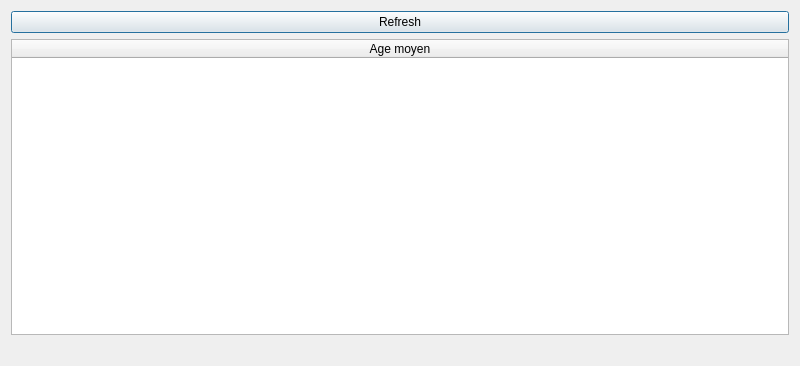
Old version of the form gui/fct_part2_1.ui in the repository FDaCostaB/Jo-BD.
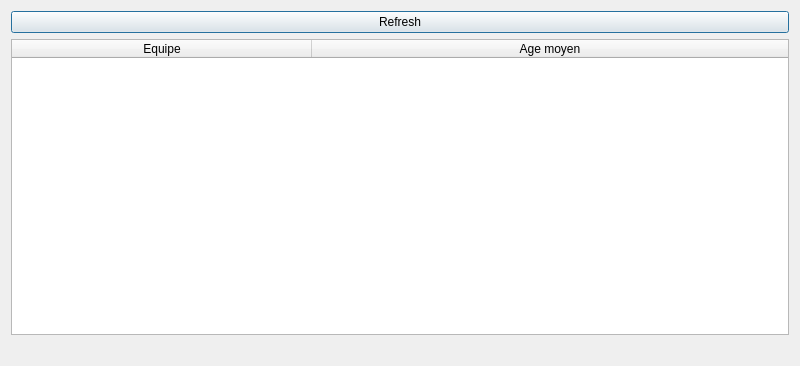
New version of the form. Icons and pictures are not drawn.

Commit message: Part 2 TP JEUDI

What changed in the file:
```diff
--- a/gui/fct_part2_1.ui
+++ b/gui/fct_part2_1.ui
@@ -41,7 +41,7 @@
       <number>50</number>
      </attribute>
      <attribute name="horizontalHeaderDefaultSectionSize">
-      <number>70</number>
+      <number>300</number>
      </attribute>
      <attribute name="horizontalHeaderStretchLastSection">
       <bool>true</bool>
@@ -49,6 +49,11 @@
      <attribute name="verticalHeaderVisible">
       <bool>false</bool>
      </attribute>
+     <column>
+      <property name="text">
+       <string>Equipe</string>
+      </property>
+     </column>
      <column>
       <property name="text">
        <string>Age moyen</string>
```
Left out of the diff: 29 changed lines with no effect on the pictures. The commit also changes 3 other files.
